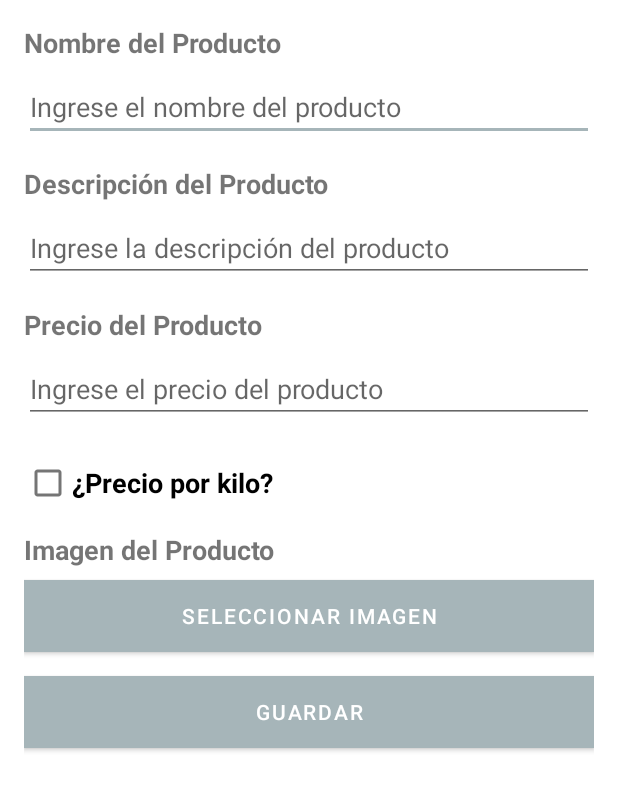
After one commit to albertomg2000/pedidoss, an Android app: the layout activity_modificar_producto.xml on its own in the app's theme, with its tools: preview values and no code run, on a phone screen of 412 x 824 dp. The commit adds this screen. Shown: the top 791 px of the screen. Run offline under Robolectric (Android 15) with nearby library versions, the phone set to English and light mode, and no system bars.

Commit message:
Cambios en productos

```diff
--- a/app/src/main/java/com/example/recyclerviewhorizontal/Activity/MyActivity.kt
+++ b/app/src/main/java/com/example/recyclerviewhorizontal/Activity/MyActivity.kt
@@ -215,7 +215,7 @@ class MyActivity : AppCompatActivity() {
                     document.reference.delete()
                         .addOnSuccessListener {
                             mostrarToast("Marca ${marca.nombre} eliminado correctamente")
-                            obtenerDatosMarcass()
+                            obtenerDatosMarcas()
                         }
                         .addOnFailureListener { e ->
                             mostrarToast("Error al eliminar el producto ${marca.nombre}: ${e.message}")
--- /dev/null
+++ b/app/src/main/res/layout/activity_modificar_producto.xml
@@ -0,0 +1,99 @@
+<RelativeLayout xmlns:android="http://schemas.android.com/apk/res/android"
+    xmlns:tools="http://schemas.android.com/tools"
+    android:layout_width="match_parent"
+    android:layout_height="match_parent"
+    android:padding="16dp">
+
+    <TextView
+        android:id="@+id/text_view_nombre2"
+        android:layout_width="wrap_content"
+        android:layout_height="wrap_content"
+        android:text="Nombre del Producto"
+        android:textSize="18sp"
+        android:textStyle="bold"
+        android:layout_marginBottom="8dp"/>
+
+    <EditText
+        android:id="@+id/edit_text_nombre2"
+        android:layout_width="match_parent"
+        android:layout_height="wrap_content"
+        android:layout_below="@id/text_view_nombre2"
+        android:layout_marginBottom="16dp"
+        android:hint="Ingrese el nombre del producto"/>
+
+    <TextView
+        android:id="@+id/text_view_descripcion2"
+        android:layout_width="wrap_content"
+        android:layout_height="wrap_content"
+        android:layout_below="@id/edit_text_nombre2"
+        android:text="Descripción del Producto"
+        android:textSize="18sp"
+        android:textStyle="bold"
+        android:layout_marginBottom="8dp"/>
+
+    <EditText
+        android:id="@+id/edit_text_descripcion2"
+        android:layout_width="match_parent"
+        android:layout_height="wrap_content"
+        android:layout_below="@id/text_view_descripcion2"
+        android:layout_marginBottom="16dp"
+        android:hint="Ingrese la descripción del producto"/>
+
+    <TextView
+        android:id="@+id/text_view_precio2"
+        android:layout_width="wrap_content"
+        android:layout_height="wrap_content"
+        android:layout_below="@id/edit_text_descripcion2"
+        android:text="Precio del Producto"
+        android:textSize="18sp"
+        android:textStyle="bold"
+        android:layout_marginBottom="8dp"/>
+
+    <EditText
+        android:id="@+id/edit_text_precio2"
+        android:layout_width="match_parent"
+        android:layout_height="wrap_content"
+        android:layout_below="@id/text_view_precio2"
+        android:layout_marginBottom="16dp"
+        android:inputType="numberDecimal"
+        android:hint="Ingrese el precio del producto"/>
+
+    <CheckBox
+        android:id="@+id/checkbox_por_kilo"
+        android:layout_width="wrap_content"
+        android:layout_height="wrap_content"
+        android:layout_below="@id/edit_text_precio2"
+        android:text="¿Precio por kilo?"
+        android:textSize="18sp"
+        android:textStyle="bold"
+        android:layout_marginBottom="8dp"/>
+
+    <TextView
+        android:id="@+id/text_view_url2"
+        android:layout_width="wrap_content"
+        android:layout_height="wrap_content"
+        android:layout_below="@id/checkbox_por_kilo"
+        android:text="Imagen del Producto"
+        android:textSize="18sp"
+        android:textStyle="bold"
+        android:layout_marginBottom="8dp"/>
+
+    <Button
+        android:id="@+id/button_seleccionar_imagen2"
+        android:layout_width="match_parent"
+        android:layout_height="wrap_content"
+        android:layout_below="@id/text_view_url2"
+        android:textColor="#FFFFFF"
+        android:background="#FFA6B5B9"
+        android:text="Seleccionar Imagen"
+        android:layout_marginBottom="16dp"/>
+
+    <Button
+        android:id="@+id/button_guardar2"
+        android:layout_width="match_parent"
+        android:layout_height="wrap_content"
+        android:textColor="#FFFFFF"
+        android:background="#FFA6B5B9"
+        android:layout_below="@id/button_seleccionar_imagen2"
+        android:text="Guardar"/>
+</RelativeLayout>
--- a/app/src/main/res/layout/productos.xml
+++ b/app/src/main/res/layout/productos.xml
@@ -5,7 +5,7 @@
     android:layout_width="match_parent"
     android:layout_height="match_parent"
     android:orientation="horizontal"
-    tools:context="MainActivity">
+    tools:context=".Activity.ProductosActivity">
 
     <!-- Incluye la barra de herramientas -->
     <include
```
Also changed, not shown: app/src/main/java/com/example/recyclerviewhorizontal/Activity/ModificarProductoActivity.kt (added, +140 -0 lines), app/src/main/java/com/example/recyclerviewhorizontal/Activity/ProductosActivity.kt (+10 -2 lines).
